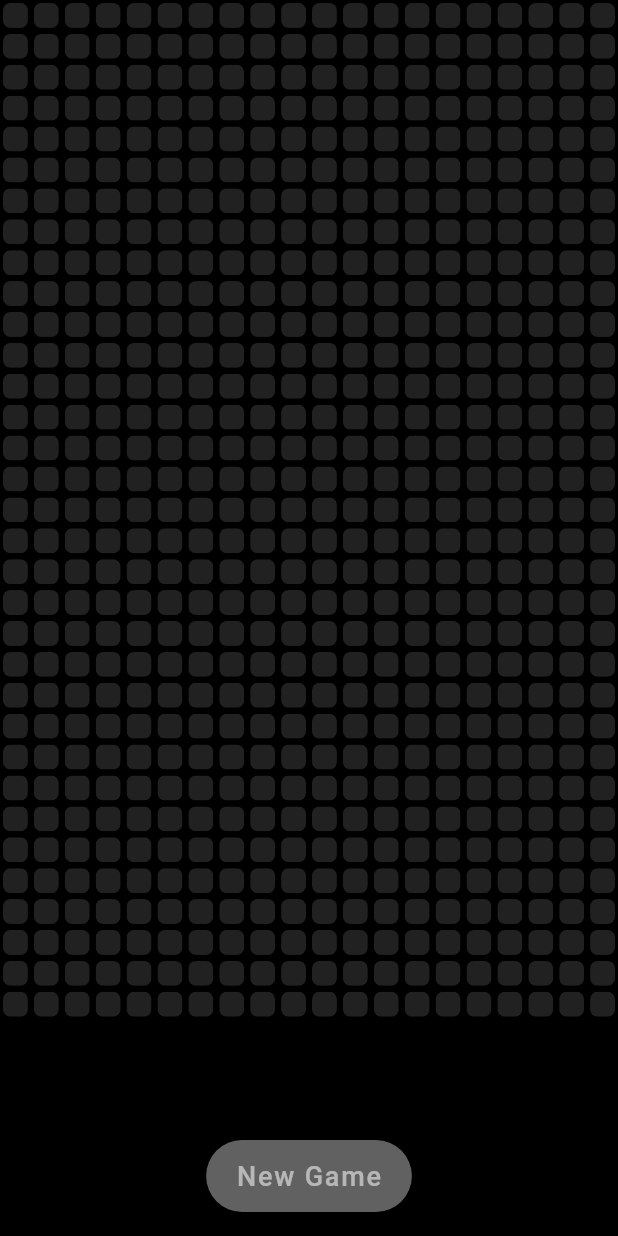
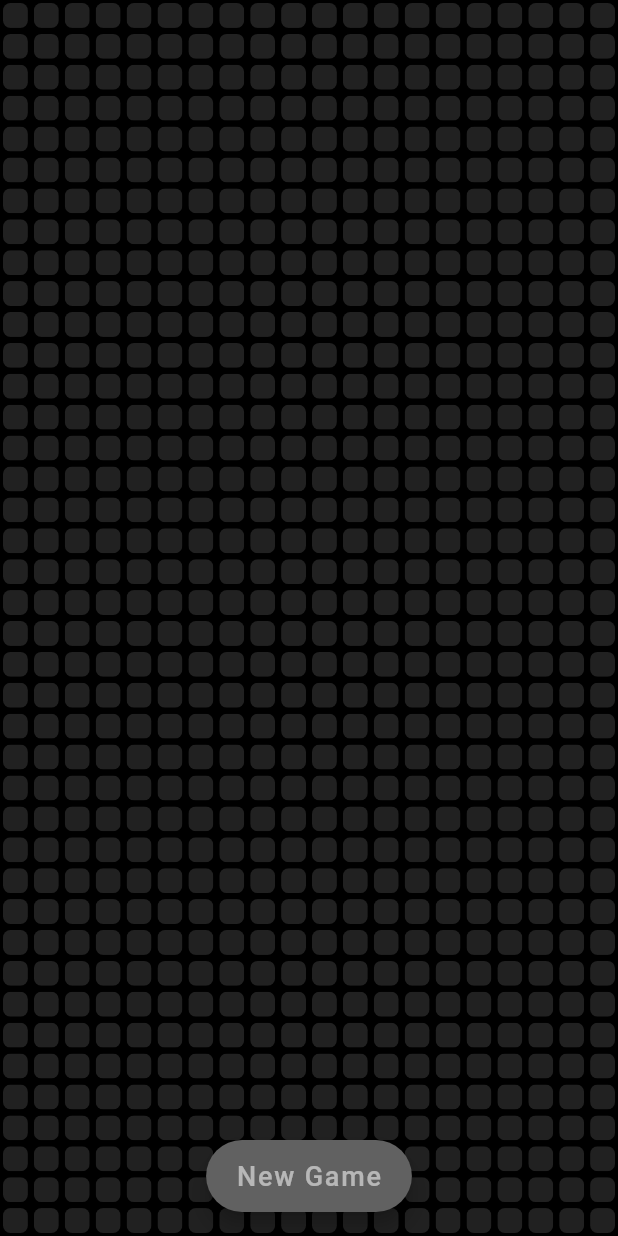
Before and after one commit to neNerower/Sssnake, a Flutter app: the screen it shows after launch, on a phone screen of 412 x 824 dp. Run offline on Flutter 3.47's test engine with Material 2 defaults, Android fonts, the phone set to English and light mode, and no system bars.

Commit message:
lib: hide status bar & game field height autodetect

```diff
--- a/lib/globals/globals.dart
+++ b/lib/globals/globals.dart
@@ -3,8 +3,8 @@ library globals;
 import 'package:snake/models/speed.dart';
 
 // Game field size in sells amount
-int fieldHeight = 33;
 int fieldWidth = 20;
+int fieldHeight = 35;
 
 // Game speed level
 Speed speedLvl = Speed.normal;
--- a/lib/main.dart
+++ b/lib/main.dart
@@ -1,4 +1,5 @@
 import 'package:flutter/material.dart';
+import 'package:flutter/services.dart';
 import 'package:snake/screens/game_screen.dart';
 
 void main() {
@@ -8,6 +9,8 @@ void main() {
 class MyApp extends StatelessWidget {
   @override
   Widget build(BuildContext context) {
+    SystemChrome.setEnabledSystemUIOverlays([]);
+
     return MaterialApp(
       title: 'S-s-snake',
       home: GameScreen(),
--- a/lib/screens/components/game_field/game_field.dart
+++ b/lib/screens/components/game_field/game_field.dart
@@ -11,6 +11,8 @@ class GameField extends StatelessWidget {
 
   @override
   Widget build(BuildContext context) {
+    fieldHeight = fieldWidth ~/ MediaQuery.of(context).size.aspectRatio;
+
     return Expanded(
       // Detector to handle screen swipes
       child: GestureDetector(
```
